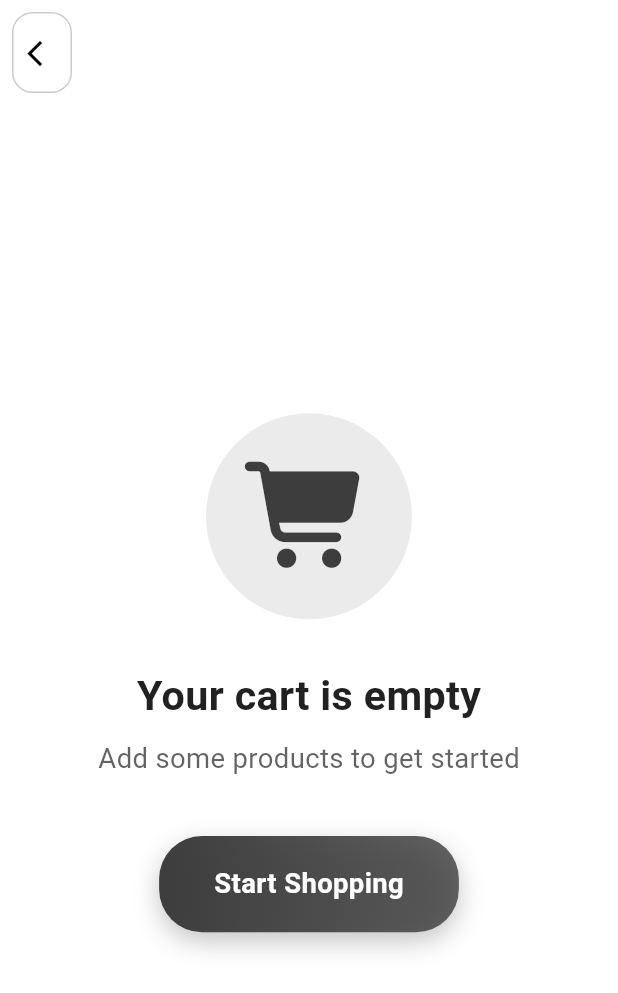
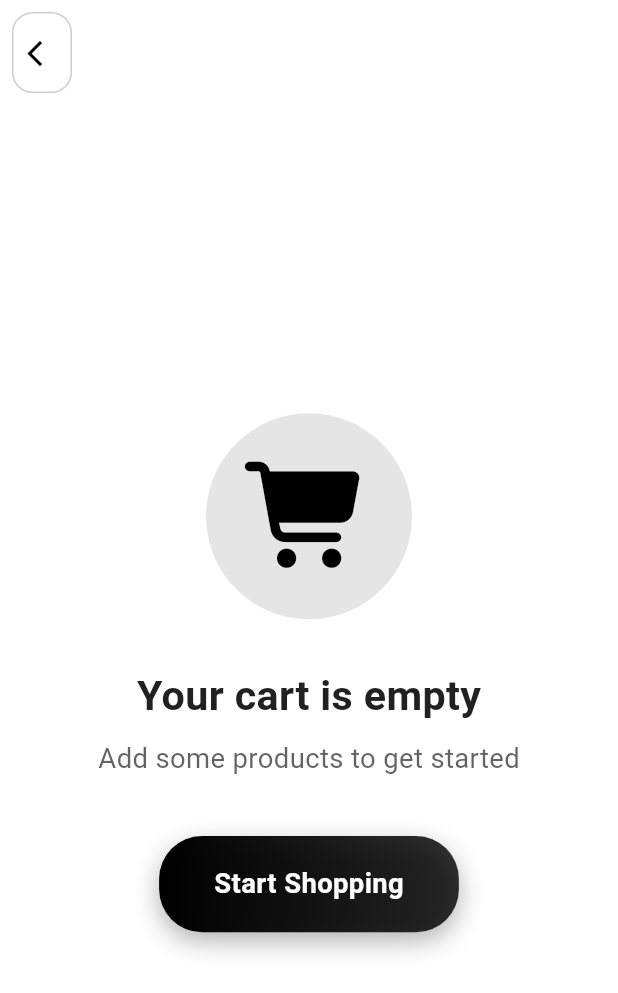
Before and after one commit to Ahmed4r/EcommerceApp, a Flutter app: the screen it shows once a user with an empty profile is signed in, after a tap on an icon or button, on a phone screen of 412 x 824 dp. Shown: the top 993 px of the screen. Run offline on Flutter 3.47's test engine with Material 3 defaults, Android fonts, the phone set to English and light mode, and no system bars; our stand-ins replace animated_text_kit, bloc, cloud_firestore, crystal_navigation_bar, equatable, firebase_auth and 13 more; missing offline and left inert: carousel_slider_plus; accounts and stored records are empty; Roboto replaces fonts that are missing (Cairo); project files that could hold a hidden picture were left out.

Commit message:
feat: enhance app theme colors and improve UI elements

```diff
--- a/lib/screens/category/category.dart
+++ b/lib/screens/category/category.dart
@@ -21,7 +21,6 @@ class Category extends StatefulWidget {
 
 class _CategoryState extends State<Category> {
   final TextEditingController searchController = TextEditingController();
-  // Remove local cubit instance - use the one from BlocProvider
 
   int selectedIndex = 0; // Start with "All" selected
   List<Product> filteredProducts = [];
--- a/lib/screens/homepage/homepage.dart
+++ b/lib/screens/homepage/homepage.dart
@@ -1,10 +1,9 @@
+import 'dart:convert';
 import 'package:flutter/material.dart';
 import 'package:flutter_bloc/flutter_bloc.dart';
 import 'package:google_fonts/google_fonts.dart';
 import 'package:font_awesome_flutter/font_awesome_flutter.dart';
 import 'package:flutter_screenutil/flutter_screenutil.dart';
-// import 'package:shared_preferences/shared_preferences.dart'; // Unused import
-
 import 'package:shop/screens/cart/cart_Screen.dart';
 import 'package:shop/widgets/homepage_headers.dart';
 import 'package:shop/widgets/product_card.dart';
@@ -72,7 +71,7 @@ class _HomepageState extends State<Homepage> {
       builder: (context, state) {
         if (state is HomepageLoading) {
           return const Scaffold(
-            body: Center(child: CircularProgressIndicator()),
+            body: Center(child: CircularProgressIndicator.adaptive()),
           );
         }
         if (state is HomepageFailure) {
@@ -115,14 +114,14 @@ class _HomepageState extends State<Homepage> {
             backgroundColor: Theme.of(context).colorScheme.background,
             appBar: AppBar(
               elevation: 0,
-              excludeHeaderSemantics: true,
-              // forceMaterialTransparency: true,
               backgroundColor: Theme.of(context).appBarTheme.backgroundColor,
               centerTitle: false,
-              title: Column(
+              title: Padding(
+                padding: const EdgeInsets.only(bottom: 10.0),
+                child: Column(
                   crossAxisAlignment: CrossAxisAlignment.start,
                   children: [
-                  Text('Hi Welcome', style: GoogleFonts.cairo(fontSize: 20.sp)),
+                    Text('Welcome', style: GoogleFonts.cairo(fontSize: 20.sp)),
                     Text(
                       userName != null && userName.isNotEmpty
                           ? 'Mr. $userName'
@@ -130,6 +129,7 @@ class _HomepageState extends State<Homepage> {
                       style: GoogleFonts.cairo(fontSize: 16.sp),
                     ),
                   ],
+                ),
               ),
               actions: [
                 Row(
--- a/lib/screens/wishlist/wishlist.dart
+++ b/lib/screens/wishlist/wishlist.dart
@@ -121,12 +121,10 @@ class WishlistPage extends StatelessWidget {
                                     child: Hero(
                                       tag: "wishlist_${product.name}_$index",
                                       child: ClipRRect(
-
                                         borderRadius: BorderRadius.vertical(
                                           top: Radius.circular(12.r),
                                         ),
                                         child: Image.network(
-
                                           product.image.isNotEmpty
                                               ? product.image
                                               : 'https://lightwidget.com/wp-content/uploads/localhost-file-not-found.jpg',
@@ -185,7 +183,7 @@ class WishlistPage extends StatelessWidget {
                                 backgroundColor: Colors.red.withOpacity(0.9),
                                 child: FaIcon(
                                   FontAwesomeIcons.heart,
-                                  color: Theme.of(context).colorScheme.onError,
+                                  color: Colors.white,
                                   size: 12.sp,
                                 ),
                               ),
--- a/lib/theme/app_theme.dart
+++ b/lib/theme/app_theme.dart
@@ -14,6 +14,7 @@ class AppTheme {
   static const Color _lightOnBackground = Color(0xFF000000);
   static const Color _lightOnSurface = Color(0xFF000000);
   static const Color _lightOnError = Color(0xFFFFFFFF);
+  static const Color appBarBackGroundLightColor = Color(0xFF2C2C2C);
 
   // Dark theme colors
   static const Color _darkPrimary = Color(0xFF90CAF9);
@@ -27,6 +28,7 @@ class AppTheme {
   static const Color _darkOnBackground = Color(0xFFFFFFFF);
   static const Color _darkOnSurface = Color(0xFFFFFFFF);
   static const Color _darkOnError = Color(0xFF000000);
+  static const Color appBarBackGroundDarkColor = Color(0xFF2C2C2C);
 
   // Card colors
   static const Color _lightCardColor = Color(0xFFFFFFFF);
@@ -58,7 +60,8 @@ class AppTheme {
 
       // Color scheme
       colorScheme: const ColorScheme.light(
-        primary: Color.fromARGB(255, 61, 61, 61),
+        primary: _lightOnBackground,
+        // primary: Color.fromARGB(255, 61, 61, 61),
         primaryContainer: Color.fromARGB(255, 61, 61, 61),
         secondary: _lightSecondary,
         surface: _lightSurface,
@@ -71,7 +74,7 @@ class AppTheme {
 
       // AppBar theme
       appBarTheme: const AppBarTheme(
-        backgroundColor: Color.fromARGB(255, 61, 61, 61),
+        backgroundColor: appBarBackGroundLightColor,
         foregroundColor: _lightOnPrimary,
         elevation: 4,
         toolbarHeight: 70,
--- a/lib/widgets/navigationbar.dart
+++ b/lib/widgets/navigationbar.dart
@@ -50,7 +50,7 @@ class _NavigationbarState extends State<Navigationbar> {
         curve: Curves.bounceOut,
         currentIndex: _selectedIndex,
 
-        unselectedItemColor: Colors.white,
+        unselectedItemColor: Colors.grey,
         backgroundColor: Colors.black.withValues(alpha: 0.1),
 
         borderWidth: 2,
```
Also changed, not shown: lib/widgets/product_card.dart (+2 -13 lines). Lines whose indentation alone changed are shown as unchanged.
